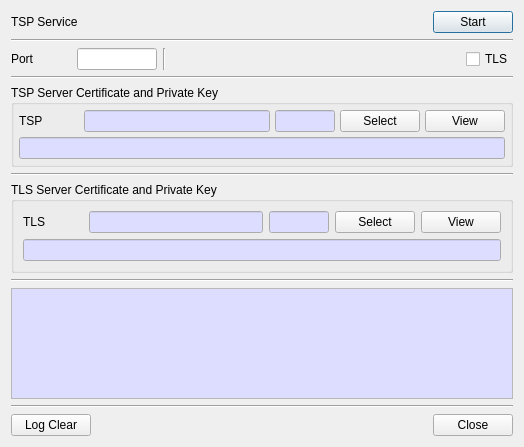
Qt form CertMan/tsp_service_dlg.ui (jykim74/CertMan) before a commit.
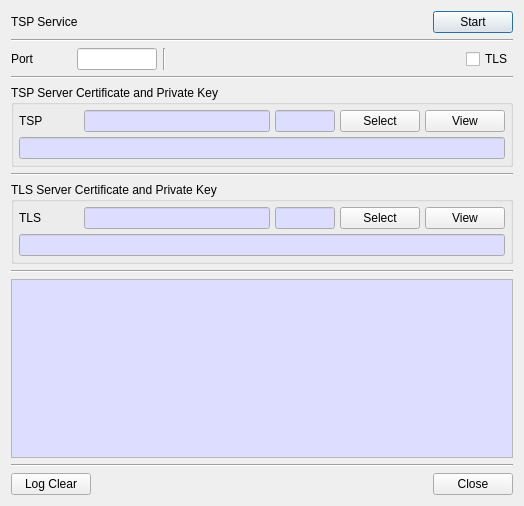
The same form after that commit.

Commit message: UI 개선

```diff
--- a/CertMan/tsp_service_dlg.ui
+++ b/CertMan/tsp_service_dlg.ui
@@ -7,7 +7,7 @@
     <x>0</x>
     <y>0</y>
     <width>524</width>
-    <height>447</height>
+    <height>506</height>
    </rect>
   </property>
   <property name="windowTitle">
@@ -310,6 +310,21 @@
       <string>TLS Server Certificate and Private Key</string>
      </property>
      <layout class="QVBoxLayout" name="verticalLayout_2">
+      <property name="spacing">
+       <number>5</number>
+      </property>
+      <property name="leftMargin">
+       <number>5</number>
+      </property>
+      <property name="topMargin">
+       <number>5</number>
+      </property>
+      <property name="rightMargin">
+       <number>5</number>
+      </property>
+      <property name="bottomMargin">
+       <number>5</number>
+      </property>
       <item>
        <layout class="QGridLayout" name="gridLayout_4">
         <item row="0" column="0">
```
The commit also changes 3 other files.
